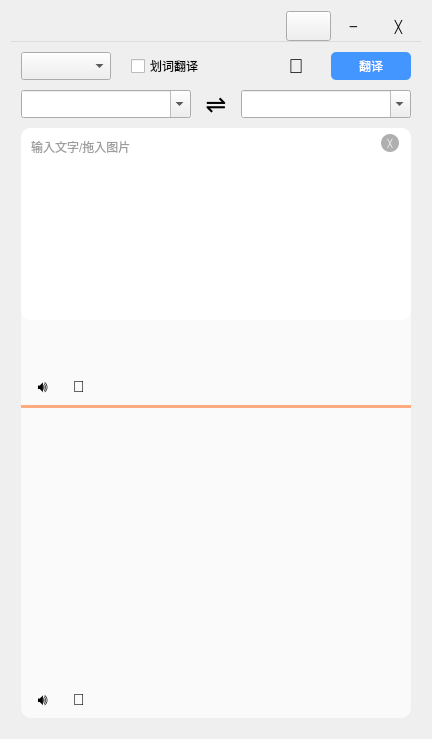
This is translator/ui/MainWindow.ui in mtrdong/translator_pyqt5 as Qt 5 draws it before an edit. The edited form follows.
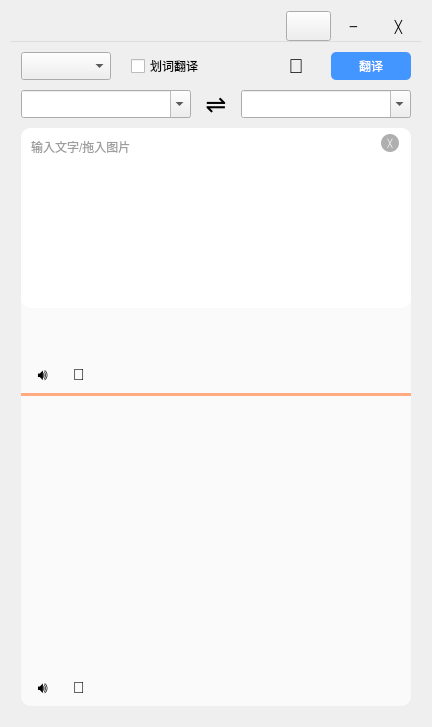
This is the edited form. Icons and pictures are not drawn.

Commit message: UI调整

Patch:
```diff
--- a/translator/ui/MainWindow.ui
+++ b/translator/ui/MainWindow.ui
@@ -313,7 +313,13 @@
           <property name="minimumSize">
            <size>
             <width>390</width>
-            <height>110</height>
+            <height>120</height>
+           </size>
+          </property>
+          <property name="maximumSize">
+           <size>
+            <width>16777215</width>
+            <height>180</height>
            </size>
           </property>
           <property name="styleSheet">
```
